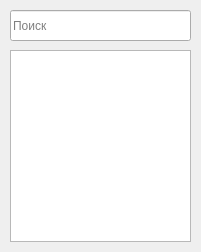
okostynchuk/Outcall, file ChooseEmployee.ui: the form before one commit.
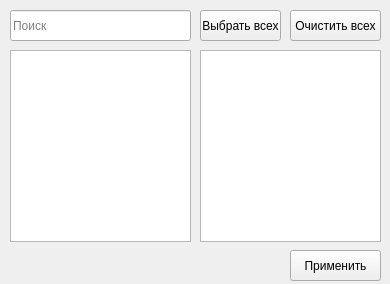
The form after the commit.

The edit to the form file:
```diff
--- a/ChooseEmployee.ui
+++ b/ChooseEmployee.ui
@@ -6,8 +6,8 @@
    <rect>
     <x>0</x>
     <y>0</y>
-    <width>201</width>
-    <height>252</height>
+    <width>390</width>
+    <height>284</height>
    </rect>
   </property>
   <property name="windowTitle">
@@ -37,6 +37,82 @@
      <width>181</width>
      <height>192</height>
     </rect>
+   </property>
+   <property name="autoScroll">
+    <bool>true</bool>
+   </property>
+   <property name="selectionMode">
+    <enum>QAbstractItemView::SingleSelection</enum>
+   </property>
+   <property name="selectionBehavior">
+    <enum>QAbstractItemView::SelectRows</enum>
+   </property>
+  </widget>
+  <widget class="QListWidget" name="listWidget_2">
+   <property name="geometry">
+    <rect>
+     <x>200</x>
+     <y>50</y>
+     <width>181</width>
+     <height>192</height>
+    </rect>
+   </property>
+   <property name="autoScroll">
+    <bool>true</bool>
+   </property>
+   <property name="selectionMode">
+    <enum>QAbstractItemView::SingleSelection</enum>
+   </property>
+   <property name="selectionBehavior">
+    <enum>QAbstractItemView::SelectRows</enum>
+   </property>
+  </widget>
+  <widget class="QPushButton" name="removeAllButton">
+   <property name="geometry">
+    <rect>
+     <x>290</x>
+     <y>10</y>
+     <width>91</width>
+     <height>31</height>
+    </rect>
+   </property>
+   <property name="text">
+    <string>Очистить всех</string>
+   </property>
+   <property name="autoDefault">
+    <bool>false</bool>
+   </property>
+  </widget>
+  <widget class="QPushButton" name="chooseAllButton">
+   <property name="geometry">
+    <rect>
+     <x>200</x>
+     <y>10</y>
+     <width>81</width>
+     <height>31</height>
+    </rect>
+   </property>
+   <property name="text">
+    <string>Выбрать всех</string>
+   </property>
+   <property name="autoDefault">
+    <bool>false</bool>
+   </property>
+  </widget>
+  <widget class="QPushButton" name="applyButton">
+   <property name="geometry">
+    <rect>
+     <x>290</x>
+     <y>250</y>
+     <width>91</width>
+     <height>31</height>
+    </rect>
+   </property>
+   <property name="text">
+    <string>Применить</string>
+   </property>
+   <property name="autoDefault">
+    <bool>false</bool>
    </property>
   </widget>
  </widget>
```
Left out of the diff: 2 changed lines with no effect on the pictures.
